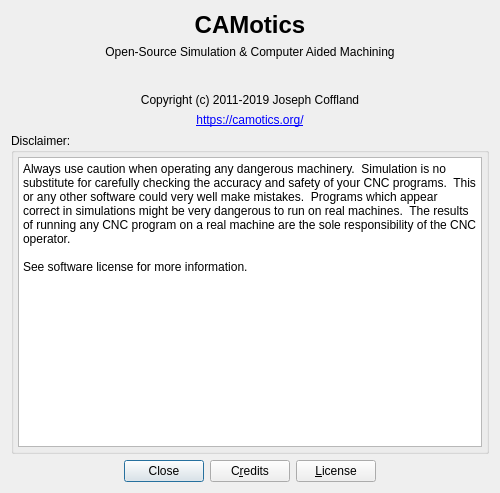
Old version of the form qt/about_dialog.ui in the repository CauldronDevelopmentLLC/CAMotics.
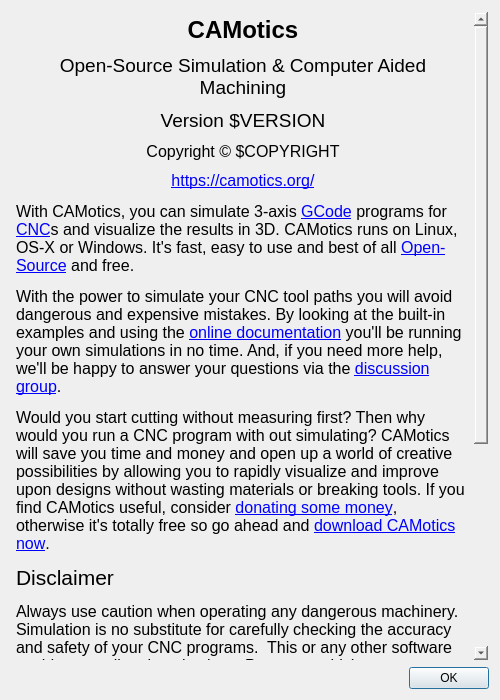
New version of the form.

Commit message: Improved progress and status messages, toolbar and menu updates, fixed new project saveas problem, added LASER example, new gcode file names, Always reset path position for newly opened project

What changed in the file:
```diff
--- a/qt/about_dialog.ui
+++ b/qt/about_dialog.ui
@@ -10,7 +10,7 @@
     <x>0</x>
     <y>0</y>
     <width>500</width>
-    <height>493</height>
+    <height>700</height>
    </rect>
   </property>
   <property name="minimumSize">
@@ -33,106 +33,39 @@
   </property>
   <layout class="QVBoxLayout" name="verticalLayout_2">
    <item>
-    <widget class="QLabel" name="label">
-     <property name="font">
-      <font>
-       <pointsize>18</pointsize>
-       <weight>75</weight>
-       <bold>true</bold>
-      </font>
+    <widget class="QTextBrowser" name="textBrowser">
+     <property name="styleSheet">
+      <string notr="true">background: transparent</string>
      </property>
-     <property name="text">
-      <string>CAMotics</string>
+     <property name="html">
+      <string>&lt;!DOCTYPE HTML PUBLIC &quot;-//W3C//DTD HTML 4.0//EN&quot; &quot;http://www.w3.org/TR/REC-html40/strict.dtd&quot;&gt;
+&lt;html&gt;&lt;head&gt;&lt;meta name=&quot;qrichtext&quot; content=&quot;1&quot; /&gt;&lt;style type=&quot;text/css&quot;&gt;
+p, li { white-space: pre-wrap; }
+&lt;/style&gt;&lt;/head&gt;&lt;body style=&quot; font-family:'Sans'; font-size:12pt; font-weight:400; font-style:normal;&quot;&gt;
+&lt;p align=&quot;center&quot; style=&quot; margin-top:0px; margin-bottom:10px; margin-left:0px; margin-right:0px; -qt-block-indent:0; text-indent:0px;&quot;&gt;&lt;span style=&quot; font-size:18pt; font-weight:600;&quot;&gt;CAMotics&lt;/span&gt;&lt;/p&gt;
+&lt;p align=&quot;center&quot; style=&quot; margin-top:0px; margin-bottom:10px; margin-left:0px; margin-right:0px; -qt-block-indent:0; text-indent:0px;&quot;&gt;&lt;span style=&quot; font-size:14pt;&quot;&gt;Open-Source Simulation &amp;amp; Computer Aided Machining&lt;/span&gt;&lt;/p&gt;
+&lt;p align=&quot;center&quot; style=&quot; margin-top:0px; margin-bottom:10px; margin-left:0px; margin-right:0px; -qt-block-indent:0; text-indent:0px;&quot;&gt;&lt;span style=&quot; font-size:14pt;&quot;&gt;Version $VERSION&lt;/span&gt;&lt;/p&gt;
+&lt;p align=&quot;center&quot; style=&quot; margin-top:0px; margin-bottom:10px; margin-left:0px; margin-right:0px; -qt-block-indent:0; text-indent:0px;&quot;&gt;Copyright © $COPYRIGHT&lt;/p&gt;
+&lt;p align=&quot;center&quot; style=&quot; margin-top:0px; margin-bottom:12px; margin-left:0px; margin-right:0px; -qt-block-indent:0; text-indent:0px;&quot;&gt;&lt;a href=&quot;https://camotics.org/&quot;&gt;&lt;span style=&quot; text-decoration: underline; color:#0000ff;&quot;&gt;https://camotics.org/&lt;/span&gt;&lt;/a&gt;&lt;/p&gt;
+&lt;p style=&quot; margin-top:0px; margin-bottom:0px; margin-left:0px; margin-right:0px; -qt-block-indent:0; text-indent:0px;&quot;&gt;With CAMotics, you can simulate 3-axis &lt;a href=&quot;https://camotics.org/gcode.html&quot;&gt;&lt;span style=&quot; text-decoration: underline; color:#0000ff;&quot;&gt;GCode&lt;/span&gt;&lt;/a&gt; programs for &lt;a href=&quot;http://en.wikipedia.org/wiki/CNC&quot;&gt;&lt;span style=&quot; text-decoration: underline; color:#0000ff;&quot;&gt;CNC&lt;/span&gt;&lt;/a&gt;s and visualize the results in 3D. CAMotics runs on Linux, OS-X or Windows. It's fast, easy to use and best of all &lt;a href=&quot;http://opensource.org/&quot;&gt;&lt;span style=&quot; text-decoration: underline; color:#0000ff;&quot;&gt;Open-Source&lt;/span&gt;&lt;/a&gt; and free. &lt;/p&gt;
+&lt;p style=&quot; margin-top:12px; margin-bottom:12px; margin-left:0px; margin-right:0px; -qt-block-indent:0; text-indent:0px;&quot;&gt;With the power to simulate your CNC tool paths you will avoid dangerous and expensive mistakes. By looking at the built-in examples and using the &lt;a href=&quot;https://camotics.org/manual.html&quot;&gt;&lt;span style=&quot; text-decoration: underline; color:#0000ff;&quot;&gt;online documentation&lt;/span&gt;&lt;/a&gt; you'll be running your own simulations in no time. And, if you need more help, we'll be happy to answer your questions via the &lt;a href=&quot;http://groups.google.com/group/camotics-users/boxsubscribe&quot;&gt;&lt;span style=&quot; text-decoration: underline; color:#0000ff;&quot;&gt;discussion group&lt;/span&gt;&lt;/a&gt;. &lt;/p&gt;
+&lt;p style=&quot; margin-top:12px; margin-bottom:12px; margin-left:0px; margin-right:0px; -qt-block-indent:0; text-indent:0px;&quot;&gt;Would you start cutting without measuring first? Then why would you run a CNC program with out simulating? CAMotics will save you time and money and open up a world of creative possibilities by allowing you to rapidly visualize and improve upon designs without wasting materials or breaking tools. If you find CAMotics useful, consider &lt;a href=&quot;https://camotics.org/#donations&quot;&gt;&lt;span style=&quot; text-decoration: underline; color:#0000ff;&quot;&gt;donating some money&lt;/span&gt;&lt;/a&gt;, otherwise it's totally free so go ahead and &lt;a href=&quot;https://camotics.org/download.html&quot;&gt;&lt;span style=&quot; text-decoration: underline; color:#0000ff;&quot;&gt;download CAMotics now&lt;/span&gt;&lt;/a&gt;.&lt;/p&gt;
+&lt;p style=&quot; margin-top:12px; margin-bottom:12px; margin-left:0px; margin-right:0px; -qt-block-indent:0; text-indent:0px;&quot;&gt;&lt;span style=&quot; font-size:16pt;&quot;&gt;Disclaimer&lt;/span&gt;&lt;/p&gt;
+&lt;p style=&quot; margin-top:12px; margin-bottom:12px; margin-left:0px; margin-right:0px; -qt-block-indent:0; text-indent:0px;&quot;&gt;Always use caution when operating any dangerous machinery.  Simulation is no substitute for carefully checking the accuracy and safety of your CNC programs.  This or any other software could very well make mistakes.  Programs which appear correct in simulations might be very dangerous to run on real machines.  The results of running any CNC program on a real machine are the sole responsibility of the CNC operator.&lt;/p&gt;
+&lt;p style=&quot; margin-top:0px; margin-bottom:0px; margin-left:0px; margin-right:0px; -qt-block-indent:0; text-indent:0px;&quot;&gt;&lt;span style=&quot; font-size:16pt;&quot;&gt;License&lt;/span&gt;&lt;/p&gt;
+&lt;p style=&quot; margin-top:12px; margin-bottom:12px; margin-left:0px; margin-right:0px; -qt-block-indent:0; text-indent:0px;&quot;&gt;This program is distributed in the hope that it will be useful, but WITHOUT ANY WARRANTY; without even the implied warranty of MERCHANTABILITY or FITNESS FOR A PARTICULAR PURPOSE.  See the GNU General Public License for more details.&lt;/p&gt;
+&lt;p style=&quot; margin-top:12px; margin-bottom:12px; margin-left:0px; margin-right:0px; -qt-block-indent:0; text-indent:0px;&quot;&gt;Full license: &lt;a href=&quot;$LICENSE&quot;&gt;&lt;span style=&quot; text-decoration: underline; color:#0000ff;&quot;&gt;$LICENSE&lt;/span&gt;&lt;/a&gt;&lt;/p&gt;
+&lt;p style=&quot; margin-top:12px; margin-bottom:12px; margin-left:0px; margin-right:0px; -qt-block-indent:0; text-indent:0px;&quot;&gt;&lt;span style=&quot; font-size:16pt;&quot;&gt;Credits&lt;/span&gt;&lt;/p&gt;
+&lt;p style=&quot; margin-top:12px; margin-bottom:12px; margin-left:0px; margin-right:0px; -qt-block-indent:0; text-indent:0px;&quot;&gt;Joseph Coffland - &amp;lt;&lt;a href=&quot;mailto:joseph@camotics.org&quot;&gt;&lt;span style=&quot; text-decoration: underline; color:#0000ff;&quot;&gt;joseph@camotics.org&lt;/span&gt;&lt;/a&gt;&amp;gt;&lt;/p&gt;&lt;/body&gt;&lt;/html&gt;</string>
      </property>
-     <property name="alignment">
-      <set>Qt::AlignCenter</set>
-     </property>
-    </widget>
-   </item>
-   <item>
-    <widget class="QLabel" name="label_2">
-     <property name="text">
-      <string>Open-Source Simulation &amp; Computer Aided Machining</string>
-     </property>
-     <property name="alignment">
-      <set>Qt::AlignCenter</set>
-     </property>
-    </widget>
-   </item>
-   <item>
-    <widget class="QLabel" name="versionLabel">
-     <property name="font">
-      <font>
-       <pointsize>14</pointsize>
-      </font>
-     </property>
-     <property name="text">
-      <string/>
-     </property>
-     <property name="alignment">
-      <set>Qt::AlignCenter</set>
-     </property>
-    </widget>
-   </item>
-   <item>
-    <widget class="QLabel" name="label_3">
-     <property name="text">
-      <string>Copyright (c) 2011-2019 Joseph Coffland</string>
-     </property>
-     <property name="alignment">
-      <set>Qt::AlignCenter</set>
-     </property>
-    </widget>
-   </item>
-   <item>
-    <widget class="QLabel" name="label_4">
-     <property name="text">
-      <string>&lt;html&gt;&lt;head/&gt;&lt;body&gt;&lt;p&gt;&lt;a href=&quot;https://camotics.org/&quot;&gt;&lt;span style=&quot; text-decoration: underline; color:#0000ff;&quot;&gt;https://camotics.org/&lt;/span&gt;&lt;/a&gt;&lt;/p&gt;&lt;/body&gt;&lt;/html&gt;</string>
-     </property>
-     <property name="alignment">
-      <set>Qt::AlignCenter</set>
+     <property name="textInteractionFlags">
+      <set>Qt::LinksAccessibleByKeyboard|Qt::LinksAccessibleByMouse|Qt::TextBrowserInteraction|Qt::TextSelectableByKeyboard|Qt::TextSelectableByMouse</set>
      </property>
      <property name="openExternalLinks">
       <bool>true</bool>
      </property>
     </widget>
    </item>
-   <item>
-    <widget class="QGroupBox" name="groupBox">
-     <property name="title">
-      <string>Disclaimer:</string>
-     </property>
-     <layout class="QVBoxLayout" name="verticalLayout">
-      <property name="spacing">
-       <number>4</number>
-      </property>
-      <property name="leftMargin">
-       <number>4</number>
-      </property>
-      <property name="topMargin">
-       <number>4</number>
-      </property>
-      <property name="rightMargin">
-       <number>4</number>
-      </property>
-      <property name="bottomMargin">
-       <number>4</number>
-      </property>
-      <item>
-       <widget class="QPlainTextEdit" name="plainTextEdit">
-        <property name="readOnly">
-         <bool>true</bool>
-        </property>
-        <property name="plainText">
-         <string>Always use caution when operating any dangerous machinery.  Simulation is no substitute for carefully checking the accuracy and safety of your CNC programs.  This or any other software could very well make mistakes.  Programs which appear correct in simulations might be very dangerous to run on real machines.  The results of running any CNC program on a real machine are the sole responsibility of the CNC operator.
-
-See software license for more information.</string>
-        </property>
-       </widget>
-      </item>
-     </layout>
-    </widget>
-   </item>
    <item>
     <layout class="QHBoxLayout" name="horizontalLayout">
      <item>
@@ -157,37 +90,10 @@
         </sizepolicy>
        </property>
        <property name="standardButtons">
-        <set>QDialogButtonBox::Close</set>
+        <set>QDialogButtonBox::Ok</set>
        </property>
       </widget>
      </item>
-     <item>
-      <widget class="QPushButton" name="creditsPushButton">
-       <property name="text">
-        <string>C&amp;redits</string>
-       </property>
-      </widget>
-     </item>
-     <item>
-      <widget class="QPushButton" name="licensePushButton">
-       <property name="text">
-        <string>&amp;License</string>
-       </property>
-      </widget>
-     </item>
-     <item>
-      <spacer name="horizontalSpacer_2">
-       <property name="orientation">
-        <enum>Qt::Horizontal</enum>
-       </property>
-       <property name="sizeHint" stdset="0">
-        <size>
-         <width>40</width>
-         <height>20</height>
-        </size>
-       </property>
-      </spacer>
-     </item>
     </layout>
    </item>
   </layout>
```
The commit also changes 33 other files.
